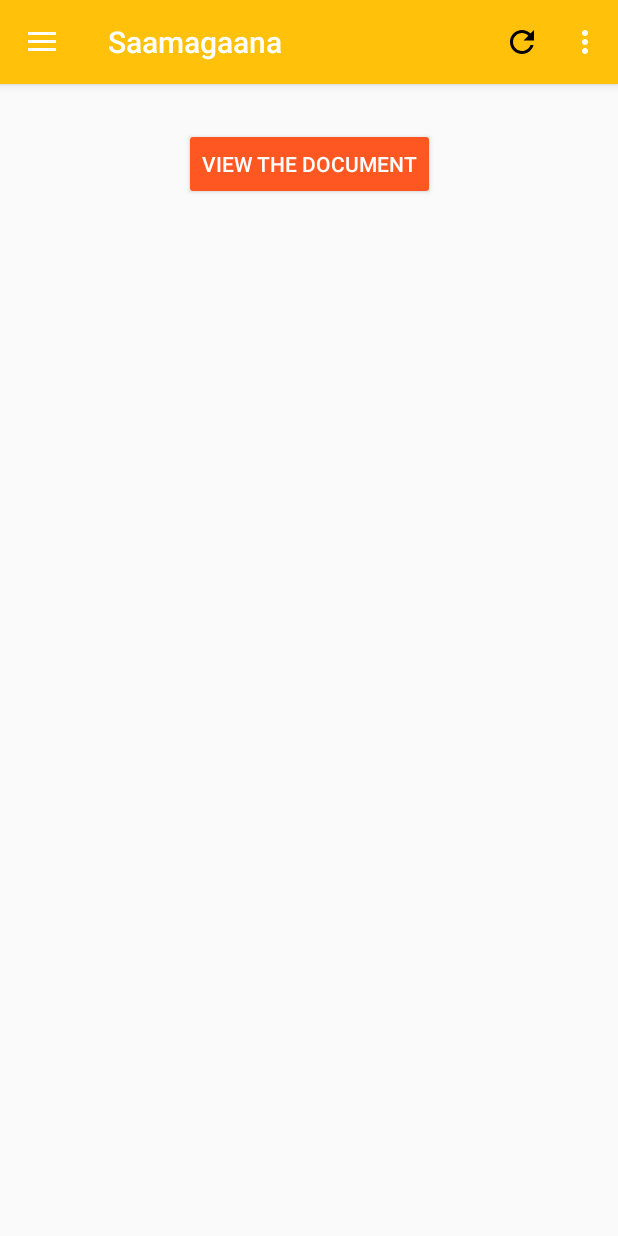
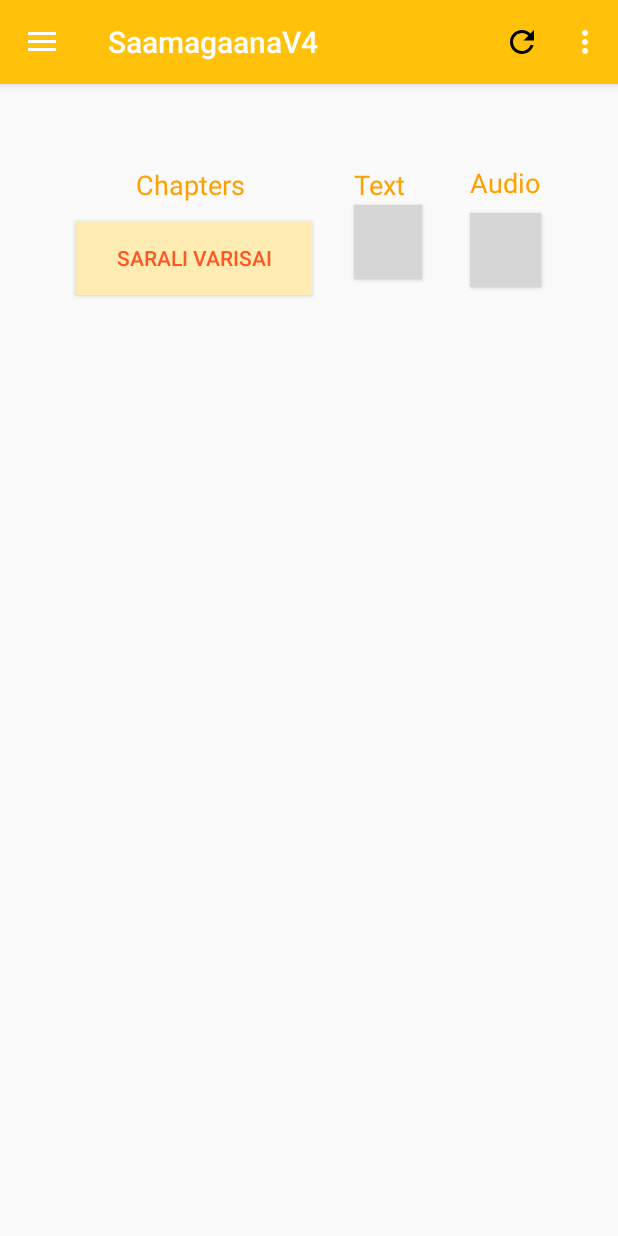
Before and after one commit to shashidharybhat/Saamagaana03, an Android app: the Abhyasagaana screen opened directly, with no data from a screen before it, on a phone screen of 412 x 824 dp. Run offline under Robolectric (Android 15) with nearby library versions, the phone set to English and light mode, and no system bars; our stand-ins replace Firebase (no records; nobody signed in at launch, a user with empty details on screens opened directly); grey boxes are pictures that could not be loaded.

Commit message:
Total Commit#1

```diff
--- a/app/build.gradle
+++ b/app/build.gradle
@@ -25,6 +25,7 @@ dependencies {
     implementation 'com.android.support:design:27.1.1'
     implementation 'com.android.support.constraint:constraint-layout:1.1.3'
     implementation 'com.google.firebase:firebase-auth:16.1.0'
+    implementation 'com.google.firebase:firebase-firestore:17.1.0'
     testImplementation 'junit:junit:4.12'
     androidTestImplementation 'com.android.support.test:runner:1.0.2'
     androidTestImplementation 'com.android.support.test.espresso:espresso-core:3.0.2'
@@ -33,6 +34,8 @@ dependencies {
     implementation 'com.google.firebase:firebase-core:16.0.8'
     implementation 'com.google.firebase:firebase-storage:16.1.0'
     implementation 'com.firebaseui:firebase-ui-storage:4.1.0'
+    implementation 'com.android.support:cardview-v7:27.1.1'
+    implementation 'com.android.support:recyclerview-v7:27.1.1'
 
 
 }
--- a/app/src/main/java/com/wordpress/shashidharybhat/saamagaana03/Abhyasagaana.java
+++ b/app/src/main/java/com/wordpress/shashidharybhat/saamagaana03/Abhyasagaana.java
@@ -1,6 +1,10 @@
 package com.wordpress.shashidharybhat.saamagaana03;
 
+import android.content.Context;
 import android.content.Intent;
+import android.net.ConnectivityManager;
+import android.net.NetworkInfo;
+import android.os.Environment;
 import android.support.v4.view.GravityCompat;
 import android.support.v4.widget.DrawerLayout;
 import android.support.v7.app.ActionBarDrawerToggle;
@@ -11,22 +15,34 @@ import android.view.Menu;
 import android.view.MenuItem;
 import android.view.View;
 import android.widget.Button;
+import android.widget.Toast;
+
+import java.io.File;
 
 public class Abhyasagaana extends AppCompatActivity {
     protected DrawerLayout drawer;
     Button button1;
+    Button down1txt;
+    Button down1aud;
+    Download_Files download;
 
     @Override
     protected void onCreate(Bundle savedInstanceState) {
         super.onCreate(savedInstanceState);
         setContentView(R.layout.activity_abhyasagaana);
         button1 = findViewById(R.id.button_Abhyasa);
+        down1txt = findViewById(R.id.down1txt);
+        down1aud = findViewById(R.id.down1aud);
         Toolbar toolbar = findViewById(R.id.toolbar2);
         setSupportActionBar(toolbar);
+        download = new Download_Files(getApplicationContext());
+        init();
         drawer = findViewById(R.id.drawer_layout2);
         ActionBarDrawerToggle toggle = new ActionBarDrawerToggle(
                 this, drawer, toolbar, R.string.navigation_drawer_open, R.string.navigation_drawer_close);
+
         drawer.addDrawerListener(toggle);
+
         button1.setOnClickListener(new View.OnClickListener() {
             @Override
             public void onClick(View view) {
@@ -37,7 +53,55 @@ public class Abhyasagaana extends AppCompatActivity {
         toggle.syncState();
     }
 
+    private boolean isConnectingToInternet() {
+        ConnectivityManager connectivityManager = (ConnectivityManager) getSystemService(Context.CONNECTIVITY_SERVICE);
+        NetworkInfo networkInfo = connectivityManager
+                .getActiveNetworkInfo();
+        return networkInfo != null && networkInfo.isConnected();
+    }
 
+    public void init() {
+        Boolean testvid = false;
+        String filepath = Environment.getExternalStorageDirectory() + File.separator + "Saamagaana" + File.separator;
+        String pdfpath = filepath.concat("sarali-varisai.pdf");
+        File filepdf = new File(pdfpath);
+        if (filepdf.exists()) {
+            down1txt.setBackgroundResource(R.drawable.ic_check_black_24dp);
+            down1txt.setClickable(false);
+        } else {
+            down1txt.setBackgroundResource(R.drawable.ic_file_download_black_24dp);
+            down1txt.setOnClickListener(new View.OnClickListener() {
+                @Override
+                public void onClick(View view) {
+                    if (isConnectingToInternet())
+                        download.letsDo(1, 1);
+                    else
+                        Toast.makeText(Abhyasagaana.this, "Oops!! There is no internet connection. Please enable internet connection and try again.", Toast.LENGTH_LONG).show();
+                }
+            });
+        }
+        String audpath = filepath.concat("sobhillu.mp3");
+        File fileaud = new File(audpath);
+        if (fileaud.exists()) {
+            down1aud.setBackgroundResource(R.drawable.ic_check_black_24dp);
+            down1aud.setClickable(false);
+        } else {
+            down1aud.setBackgroundResource(R.drawable.ic_file_download_black_24dp);
+            down1aud.setOnClickListener(new View.OnClickListener() {
+                @Override
+                public void onClick(View view) {
+
+                    if (isConnectingToInternet())
+                        download.letsDo(2, 2);
+                    else
+                        Toast.makeText(Abhyasagaana.this, "Oops!! There is no internet connection. Please enable internet connection and try again.", Toast.LENGTH_SHORT).show();
+
+                }
+            });
+        }
+    }
+
+    @Override
     public void onBackPressed() {
         Intent intent = new Intent(Abhyasagaana.this, MainActivity.class);
 
--- a/app/src/main/java/com/wordpress/shashidharybhat/saamagaana03/Landing.java
+++ b/app/src/main/java/com/wordpress/shashidharybhat/saamagaana03/Landing.java
@@ -3,6 +3,7 @@ package com.wordpress.shashidharybhat.saamagaana03;
 import android.content.Context;
 import android.content.Intent;
 import android.graphics.drawable.Drawable;
+import android.os.Handler;
 import android.support.v4.view.PagerAdapter;
 import android.support.v4.view.ViewPager;
 import android.support.v7.app.AppCompatActivity;
@@ -26,6 +27,7 @@ public class Landing extends AppCompatActivity {
     protected void onCreate(Bundle savedInstanceState) {
         super.onCreate(savedInstanceState);
         setContentView(R.layout.activity_landing);
+
         simpleViewFlipper = findViewById(R.id.simpleViewFlipper); // get the reference of ViewFlipper
 
         // loop for creating ImageView's
@@ -55,7 +57,7 @@ public class Landing extends AppCompatActivity {
     }
 
     public void listener(View view) {
-        Intent intent = new Intent(this, Listener_corner.class);
+        Intent intent = new Intent(this, All_Tests_Activity.class);
         startActivity(intent);
     }
 
--- a/app/src/main/res/layout/content_abhyasa.xml
+++ b/app/src/main/res/layout/content_abhyasa.xml
@@ -1,23 +1,77 @@
 <?xml version="1.0" encoding="utf-8"?>
 <android.support.constraint.ConstraintLayout xmlns:android="http://schemas.android.com/apk/res/android"
     xmlns:app="http://schemas.android.com/apk/res-auto"
+    xmlns:tools="http://schemas.android.com/tools"
+    android:id="@+id/relativeLayout"
     android:layout_width="match_parent"
     android:layout_height="match_parent">
 
 
     <Button
         android:id="@+id/button_Abhyasa"
-        style="@style/Widget.AppCompat.Button.Colored"
+        android:layout_width="157dp"
+        android:layout_height="49dp"
+        android:background="@color/colourPrimaryLight"
+        android:text="@string/saralivarisai"
+        android:textColor="@color/colorAccent"
+        app:layout_constraintBottom_toBottomOf="parent"
+        app:layout_constraintEnd_toEndOf="parent"
+        app:layout_constraintHorizontal_bias="0.2"
+        app:layout_constraintStart_toStartOf="parent"
+        app:layout_constraintTop_toTopOf="parent"
+        app:layout_constraintVertical_bias="0.19" />
+
+    <Button
+        android:id="@+id/down1aud"
+        android:layout_width="47dp"
+        android:layout_height="49dp"
+        android:layout_marginStart="32dp"
+        app:layout_constraintBottom_toBottomOf="@+id/down1txt"
+        app:layout_constraintStart_toEndOf="@+id/down1txt"
+        app:layout_constraintTop_toTopOf="@+id/button_Abhyasa" />
+
+    <Button
+        android:id="@+id/down1txt"
+        android:layout_width="45dp"
+        android:layout_height="49dp"
+        android:layout_marginStart="28dp"
+        android:layout_marginTop="128dp"
+        android:layout_marginBottom="2dp"
+        app:layout_constraintBottom_toBottomOf="@+id/button_Abhyasa"
+        app:layout_constraintStart_toEndOf="@+id/button_Abhyasa"
+        app:layout_constraintTop_toTopOf="parent" />
+
+    <TextView
+        android:id="@+id/textView3"
+        android:layout_width="43dp"
+        android:layout_height="wrap_content"
+        android:text="Text"
+        android:textColor="@color/colorPrimaryDark"
+        android:textSize="18sp"
+        app:layout_constraintStart_toStartOf="@+id/down1txt"
+        app:layout_constraintTop_toTopOf="@+id/textView6" />
+
+    <TextView
+        android:id="@+id/textView5"
         android:layout_width="wrap_content"
         android:layout_height="wrap_content"
-        android:layout_marginStart="8dp"
-        android:layout_marginTop="8dp"
-        android:layout_marginEnd="8dp"
         android:layout_marginBottom="8dp"
-        android:text="@string/view_the_Doc"
-        app:layout_constraintBottom_toBottomOf="parent"
-        app:layout_constraintEnd_toEndOf="parent"
-        app:layout_constraintStart_toStartOf="parent"
-        app:layout_constraintTop_toTopOf="parent"
-        app:layout_constraintVertical_bias="0.102" />
+        android:text="Audio"
+        android:textColor="@color/colorPrimaryDark"
+        android:textSize="18sp"
+        app:layout_constraintBottom_toTopOf="@+id/down1aud"
+        app:layout_constraintStart_toStartOf="@+id/down1aud" />
+
+    <TextView
+        android:id="@+id/textView6"
+        android:layout_width="wrap_content"
+        android:layout_height="wrap_content"
+        android:layout_marginStart="40dp"
+        android:layout_marginBottom="12dp"
+        android:text="Chapters"
+        android:textColor="@color/colorPrimaryDark"
+        android:textSize="18sp"
+        app:layout_constraintBottom_toTopOf="@+id/button_Abhyasa"
+        app:layout_constraintStart_toStartOf="@+id/button_Abhyasa" />
+
 </android.support.constraint.ConstraintLayout>
--- a/app/src/main/res/values-v21/styles.xml
+++ b/app/src/main/res/values-v21/styles.xml
@@ -1,8 +1,20 @@
 <resources>
 
+
+    <style name="AppTheme" parent="Base.Theme.AppCompat.Light.DarkActionBar">
+        <!-- Customize your theme here. -->
+        <item name="colorPrimary">@color/colorPrimary</item>
+        <item name="colorPrimaryDark">@color/colorPrimaryDark</item>
+        <item name="colorAccent">@color/colorAccent</item>
+        <item name="android:statusBarColor">@color/colorPrimaryDark</item>
+    </style>
+
     <style name="AppTheme.NoActionBar">
+        <item name="colorPrimary">@color/colorPrimary</item>
+        <item name="colorPrimaryDark">@color/colorPrimaryDark</item>
+        <item name="colorAccent">@color/colorAccent</item>
         <item name="windowActionBar">false</item>
         <item name="windowNoTitle">true</item>
-        <item name="android:statusBarColor">@android:color/transparent</item>
+        <item name="android:statusBarColor">@color/colorPrimary</item>
     </style>
 </resources>
--- a/app/src/main/res/values/colors.xml
+++ b/app/src/main/res/values/colors.xml
@@ -1,6 +1,6 @@
 <?xml version="1.0" encoding="utf-8"?>
 <resources>
-    <color name="colorPrimary">#ffc10a</color>
+    <color name="colorPrimary">#FFC10A</color>
     <color name="colorPrimaryDark">#FFA000</color>
     <color name="colorAccent">#FF5722</color>
     <color name="colourPrimaryLight">#FFECB3</color>
--- a/app/src/main/res/values/strings.xml
+++ b/app/src/main/res/values/strings.xml
@@ -1,5 +1,5 @@
 <resources>
-    <string name="app_name">Saamagaana</string>
+    <string name="app_name">SaamagaanaV4</string>
     <string name="krithis">Krithis and Keerthanas</string>
     <string name="sabhagaana">Sabhagaana</string>
     <string name="swarajathi">Swajathis and jathiswarams</string>
@@ -21,7 +21,7 @@
     <string name="sangeetha">Sangeetha</string>
     <string name="saamagaana_sangeetha_sabha">Saamagaana Sangeetha Sabha</string>
     <string name="saamagaana_gmail_com">saamagaana@gmail.com</string>
-    <string name="view_the_Doc">View The Document</string>
+    <string name="saralivarisai">Sarali Varisai</string>
     <string name="download_Pdf">Download pdf</string>
     <string name="download_mp3">Download MP3</string>
     <string name="openFolder">Open Downloaded Folder</string>
--- a/app/src/main/res/values/styles.xml
+++ b/app/src/main/res/values/styles.xml
@@ -9,6 +9,9 @@
     </style>
 
     <style name="AppTheme.NoActionBar">
+        <item name="colorPrimary">@color/colorPrimary</item>
+        <item name="colorPrimaryDark">@color/colorPrimaryDark</item>
+        <item name="colorAccent">@color/colorAccent</item>
         <item name="windowActionBar">false</item>
         <item name="windowNoTitle">true</item>
     </style>
```
Also changed, not shown: app/src/main/AndroidManifest.xml (+14 -34 lines), app/src/main/java/com/wordpress/shashidharybhat/saamagaana03/Abhyasa_pdf1.java (+37 -27 lines), app/src/main/java/com/wordpress/shashidharybhat/saamagaana03/Download_Files.java (+32 -32 lines).
